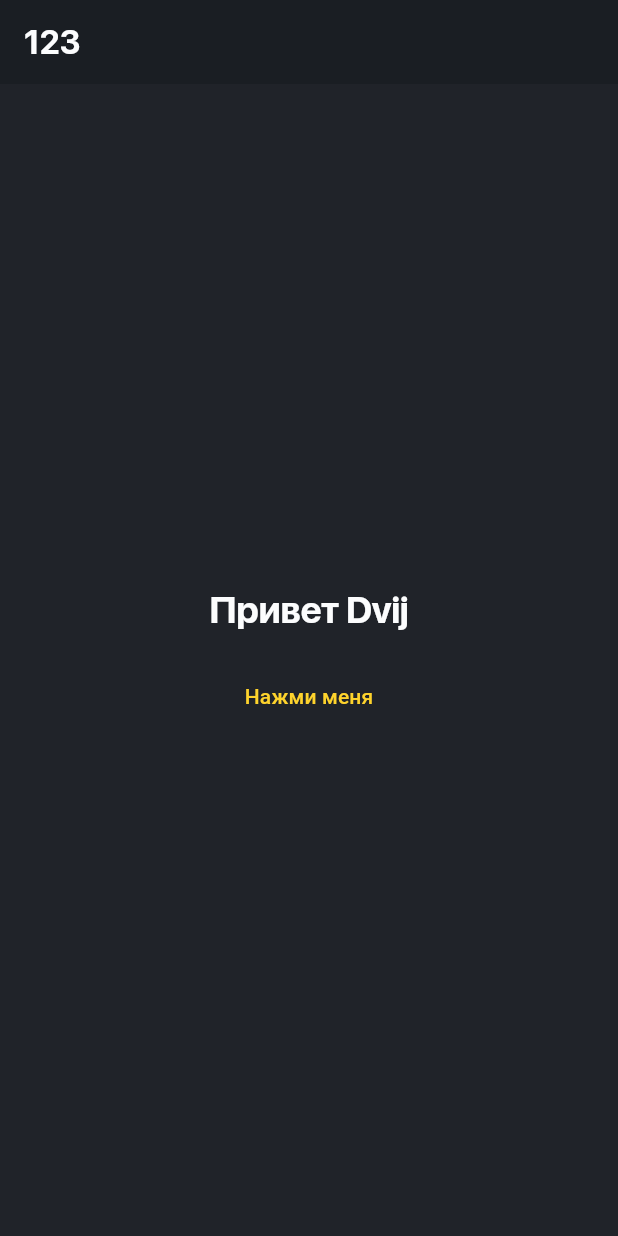
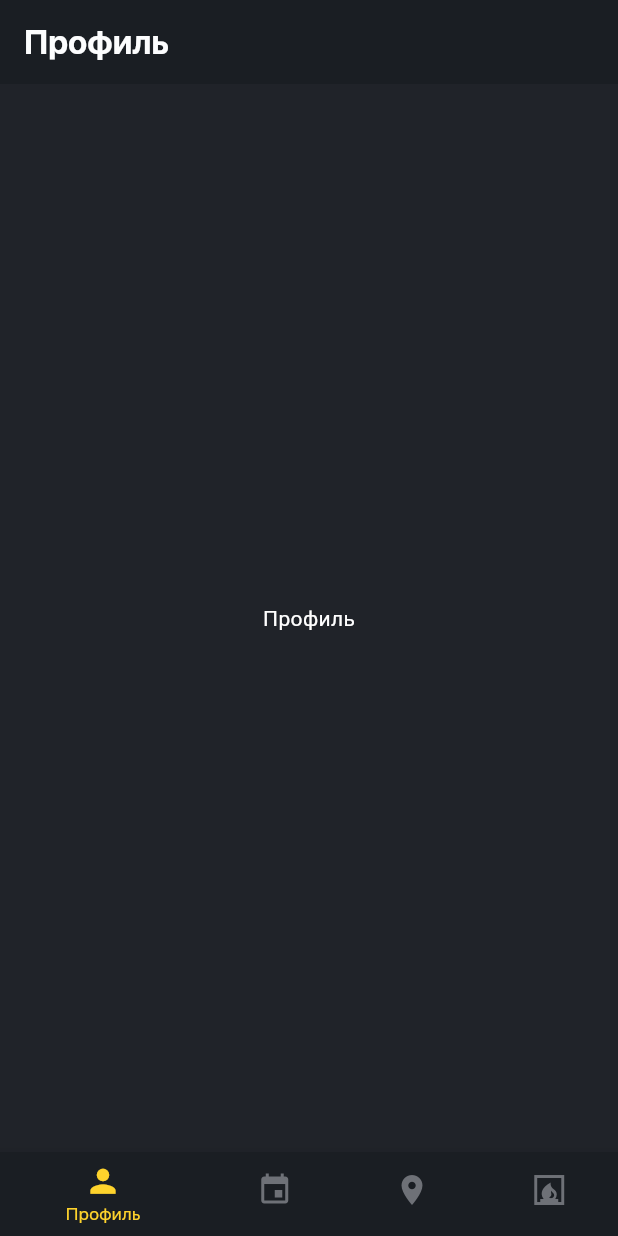
Before and after one commit to McAr0v/dvij_flutter, a Flutter app: the screen it shows after launch, on a phone screen of 412 x 824 dp. Run offline on Flutter 3.47's test engine with Material 3 defaults, Android fonts, the phone set to English and light mode, and no system bars; project files that could hold a hidden picture were left out.

Commit message:
Added BottomNavigationBar, some icons and change darktheme

```diff
--- a/lib/main.dart
+++ b/lib/main.dart
@@ -1,14 +1,96 @@
 
+import 'package:dvij_flutter/themes/app_colors.dart';
 import 'package:flutter/material.dart';
-import 'themes/app_colors.dart';
-import 'themes/light_theme.dart'; // Импортируйте вашу светлую тему
 import 'themes/dark_theme.dart';  // Импортируйте вашу темную тему
+import 'screens/events/events_page.dart';
+import 'screens/places/places_page.dart';
+import 'screens/promotions/promotions_page.dart';
+import 'screens/profile/profile_page.dart';
 
 void main() {
-  runApp(const MyApp());
+  runApp(
+    MaterialApp(
+      home: const BottomNavBarDemo(),
+      theme: CustomTheme.darkTheme,
+    ),
+  );
 }
 
-class MyApp extends StatelessWidget {
+class BottomNavBarDemo extends StatefulWidget {
+  const BottomNavBarDemo({super.key});
+
+  @override
+  _BottomNavBarDemoState createState() => _BottomNavBarDemoState();
+}
+
+class _BottomNavBarDemoState extends State<BottomNavBarDemo> with SingleTickerProviderStateMixin {
+  late TabController _tabController;
+  final List<String> _tabTitles = ['Профиль', 'Мероприятия', 'Места', 'Акции'];
+
+  @override
+  void initState() {
+    super.initState();
+    _tabController = TabController(length: _tabTitles.length, vsync: this);
+  }
+
+// остальной код остается без изменений
+
+
+  @override
+  Widget build(BuildContext context) {
+    return Scaffold(
+      appBar: AppBar(
+        title: Text(_tabTitles[_tabController.index]),
+      ),
+      body: TabBarView(
+        controller: _tabController,
+        children: const [
+          ProfilePage(),
+          EventsPage(),
+          PlacesPage(),
+          PromotionsPage(),
+        ],
+      ),
+      bottomNavigationBar: BottomNavigationBar(
+        currentIndex: _tabController.index,
+        onTap: (index) {
+          setState(() {
+            _tabController.index = index;
+          });
+        },
+        items: const [
+
+          BottomNavigationBarItem(
+            icon: Icon(Icons.person),
+            label: 'Профиль',
+            backgroundColor: AppColors.greyOnBackground
+          ),
+          BottomNavigationBarItem(
+            icon: Icon(Icons.event),
+            label: 'Мероприятия',
+            backgroundColor: AppColors.greyOnBackground
+          ),
+          BottomNavigationBarItem(
+            icon: Icon(Icons.location_on),
+            label: 'Места',
+            backgroundColor: AppColors.greyOnBackground
+          ),
+          BottomNavigationBarItem(
+            icon: Icon(Icons.fireplace_sharp),
+            label: 'Акции',
+            backgroundColor: AppColors.greyOnBackground
+          ),
+        ],
+      ),
+    );
+  }
+}
+
+/* void main() {
+  runApp(const MyApp());
+} */
+
+/* class MyApp extends StatelessWidget {
   const MyApp({super.key});
 
   @override
@@ -55,4 +137,4 @@ class MyHomePage extends StatelessWidget {
       )
     );
   }
-}
+}*/
--- /dev/null
+++ b/lib/screens/profile/profile_page.dart
@@ -0,0 +1,13 @@
+// profile/profile_page.dart
+import 'package:flutter/material.dart';
+
+class ProfilePage extends StatelessWidget {
+  const ProfilePage({super.key});
+
+  @override
+  Widget build(BuildContext context) {
+    return const Center(
+      child: Text('Профиль'),
+    );
+  }
+}
```
Also changed, not shown: lib/screens/events/events_page.dart (added, +13 -0 lines), lib/screens/places/places_page.dart (added, +13 -0 lines), lib/screens/promotions/promotions_page.dart (added, +13 -0 lines), lib/themes/dark_theme.dart (+17 -0 lines), assets/bug_solid.svg (added), assets/circle_info_solid.svg (added), assets/fire_solid.svg (added), assets/shield_halved_solid.svg (added), 1 other file.
